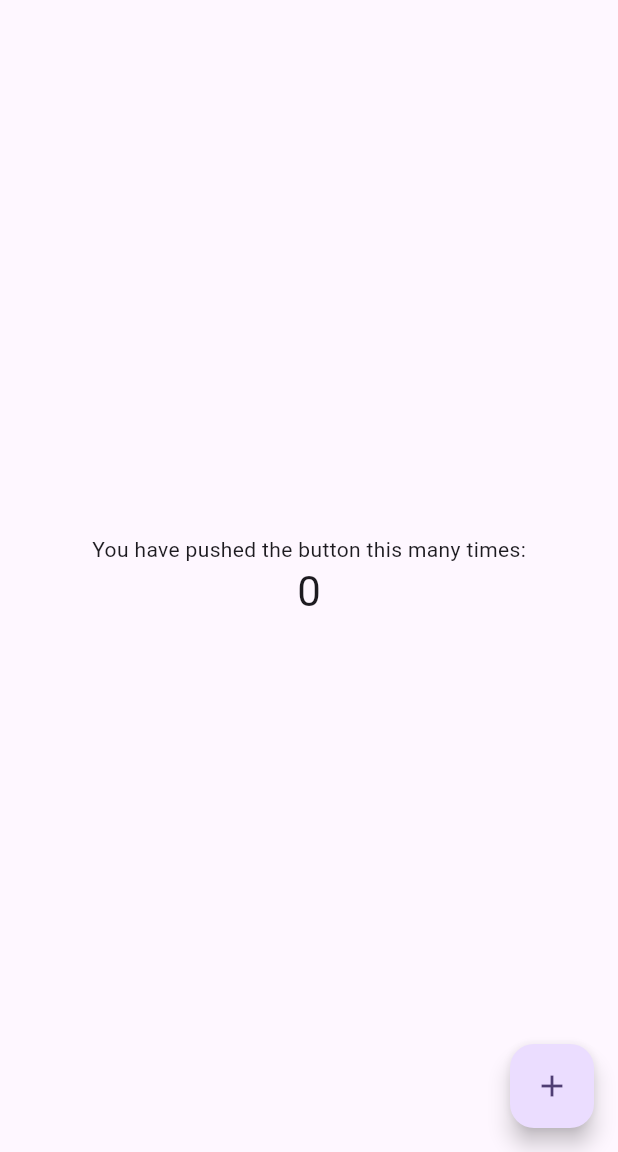
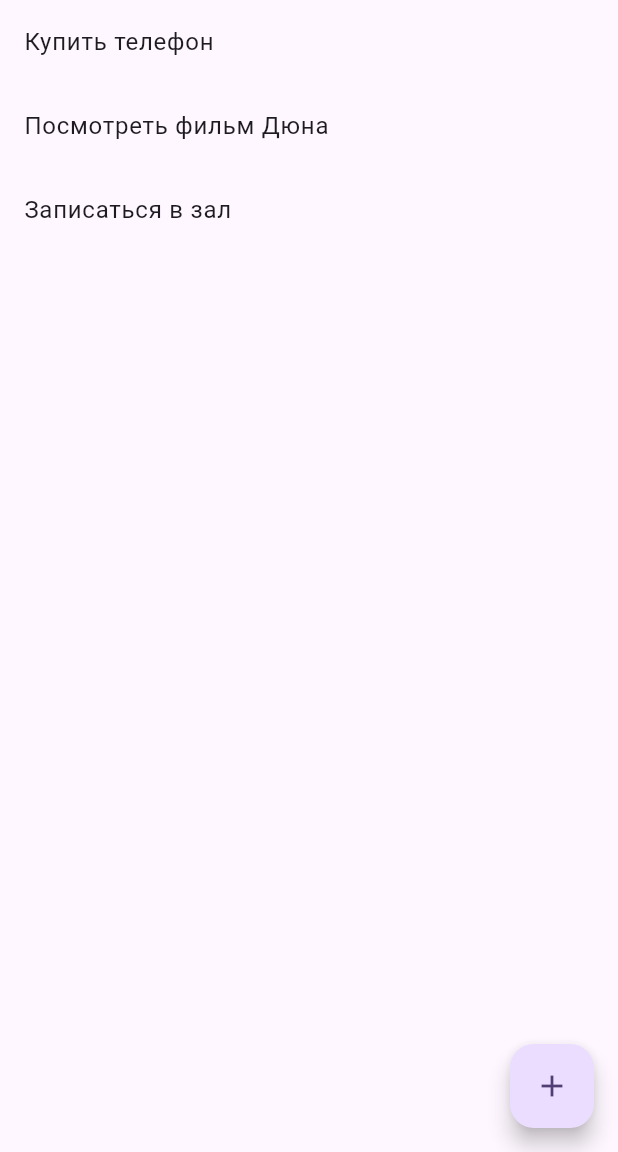
Before and after one commit to erkinbaev/TodoList09flu, a Flutter app: the screen it shows after launch, on a phone screen of 412 x 824 dp, the part 84-1236 px from its top. Run offline on Flutter 3.47's test engine with Material 3 defaults, Android fonts, the phone set to English and light mode, and no system bars; missing offline and left inert: dart:ffi.

Commit message:
second lesson

```diff
--- /dev/null
+++ b/lib/database/app_database.dart
@@ -0,0 +1,13 @@
+import 'package:todo_list09flu/database/todo.dart';
+
+class AppDatabase {
+  List<Todo> _todoList = [
+    Todo(id: 1, title: "Купить телефон", isDone: false, createAt: "31.08.2026", deadline: "01.10.2026"),
+    Todo(id: 2, title: "Посмотреть фильм Дюна", isDone: false, createAt: "16.10.2026", deadline: "18.10.2026"),
+    Todo(id: 3, title: "Записаться в зал", isDone: true, createAt: "25.05.2026", deadline: "01.06.2026"),
+    ];
+
+    List<Todo> getTodoList() {
+      return _todoList;
+    }
+}
--- /dev/null
+++ b/lib/database/todo.dart
@@ -0,0 +1,16 @@
+class Todo {
+  int id;
+  String title;
+  bool isDone;
+  String createAt;
+  String deadline;
+
+  Todo(
+    {
+      required this.id,
+      required this.title,
+      required this.isDone,
+      required this.createAt,
+      required this.deadline}
+      );
+}
--- a/lib/home/home_page.dart
+++ b/lib/home/home_page.dart
@@ -1,5 +1,10 @@
+import 'dart:ffi';
+import 'dart:math';
+
 import 'package:flutter/material.dart';
 import 'package:todo_list09flu/add/add_page.dart';
+import 'package:todo_list09flu/database/app_database.dart';
+import 'package:todo_list09flu/database/todo.dart';
 
 class MyHomePage extends StatefulWidget {
   const MyHomePage({super.key, required this.title});
@@ -12,15 +17,15 @@ class MyHomePage extends StatefulWidget {
 }
 
 class _MyHomePageState extends State<MyHomePage> {
-  int _counter = 0;
+  // int _counter = 0;
+  // bool isVisible = true;
+  // List<Color> colors = [Colors.blue, Colors.red, Colors.yellow, Colors.green, Colors.black];
+  // Color containerColor = Colors.black;
+  // double width = 300;
+  // double height = 100;
 
-  void _incrementCounter() {
-    //setState(() {
-     //_counter++;
-    //});
-     _counter++;
-     print("$_counter");
-  }
+  List<Todo> _todoList = [];
+  AppDatabase _appDatabase = AppDatabase();
 
   //виджет появляется в памяти со всеми данными, а также можно подгрузить данные
   @override
@@ -31,6 +36,8 @@ class _MyHomePageState extends State<MyHomePage> {
     //запускать таймеры, анимации, контроллеры, стримы
     //иницилизировать свойства без значений
     print("Home Page - initState");
+    _todoList = _appDatabase.getTodoList();
+    print(_todoList[0]);
   }
 
   //рисует интерфейс
@@ -43,24 +50,44 @@ class _MyHomePageState extends State<MyHomePage> {
         title: Text(widget.title),
       ),
       body: Center(
-        child: Column(
-          mainAxisAlignment: .center,
-          children: [
-            const Text('You have pushed the button this many times:'),
-            Text(
-              '$_counter',
-              style: Theme.of(context).textTheme.headlineMedium,
-            ),
-          ],
+        child: ListView.builder(
+          itemCount: _todoList.length,
+          itemBuilder: (context, index) {
+            return ListTile(title: Text(_todoList[index].title));
+          },
         ),
       ),
       floatingActionButton: FloatingActionButton(
-        onPressed: _incrementCounter,
+        onPressed: _onAddTap,
         tooltip: 'Increment',
         child: const Icon(Icons.add),
       ),
     );
   }
+
+  //   @override
+  // Widget build(BuildContext context) {
+  //   print("Home Page - build");
+  //   return Scaffold(
+  //     appBar: AppBar(
+  //       backgroundColor: Theme.of(context).colorScheme.inversePrimary,
+  //       title: Text(widget.title),
+  //     ),
+  //     body: Center(
+  //       child: Column(
+  //         mainAxisAlignment: .center,
+  //         children: [
+  //           Visibility(child:  Text("Additional info"), visible: isVisible),
+  //           TextButton(onPressed: onHideTap, child: Text(isVisible ? "Скрыть" : "Показать")),
+  //           Container(width: 300, height: 100, color: containerColor),
+  //           TextButton(onPressed: onPaintTap, child: Text("Покрасить")),
+  //           Container(width: width, height: height, color: Colors.pink),
+  //           TextButton(onPressed: onSizeTap, child: Text("Поменять размер")),
+  //         ],
+  //       ),
+  //     ),
+  //   );
+  // }
 
   // @override
   // void deactivate() {
@@ -68,8 +95,33 @@ class _MyHomePageState extends State<MyHomePage> {
   //   super.deactivate();
   // }
 
+  // void onHideTap() {
+  //   setState(() {
+  //     isVisible = !isVisible;
+  //   });
+
+  //   print(isVisible);
+  // }
+
+  // void onPaintTap() {
+  //   setState(() {
+  //     containerColor = colors[Random().nextInt(colors.length)];
+  //   });
+  // }
+
+  // void onSizeTap() {
+  //   setState(() {
+  //     final w = Random().nextInt(300);
+  //     final h = Random().nextInt(100);
+  //     width = w.toDouble();
+  //     height = h.toDouble();
+  //   });
+  // }
+
   void _onAddTap() async {
-    final result = await Navigator.of(context).push(MaterialPageRoute(builder: (_) => AddPage()));
+    final result = await Navigator.of(
+      context,
+    ).push(MaterialPageRoute(builder: (_) => AddPage()));
     if (result != null) {
       print("$result");
     }
@@ -85,3 +137,7 @@ class _MyHomePageState extends State<MyHomePage> {
     print("Home Page - dispose");
   }
 }
+
+extension on Random {
+  void nextInt(int length) {}
+}
```
Lines whose indentation alone changed are shown as unchanged.
